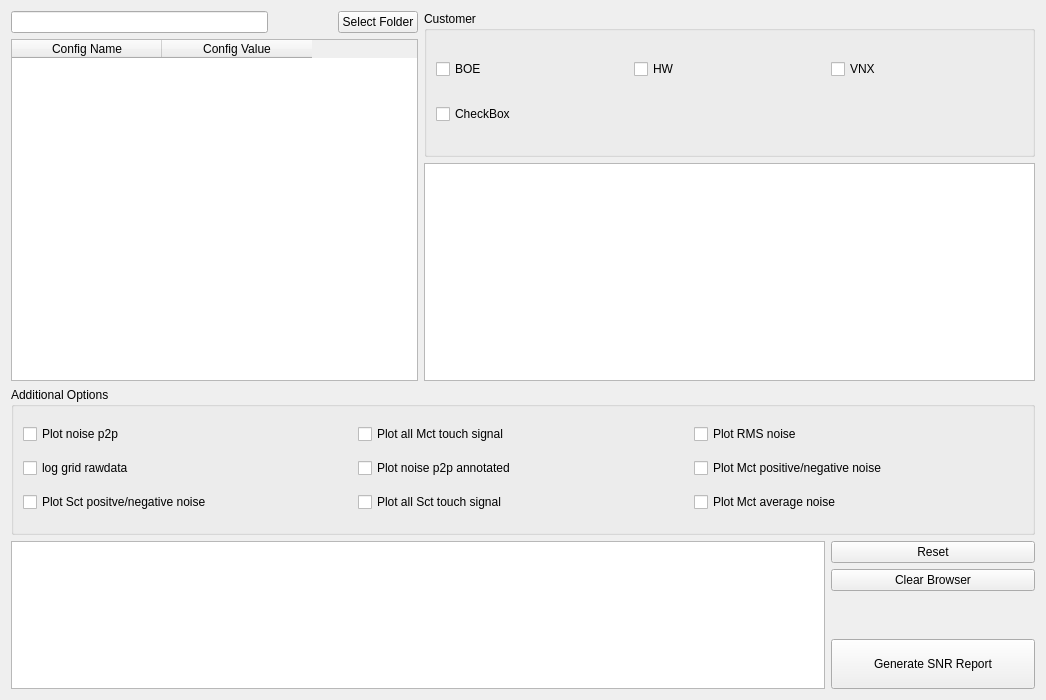
First picture: the form in General_snr_generator.ui, repository Malesilver/ETS_Data_Analyser, before the edit.
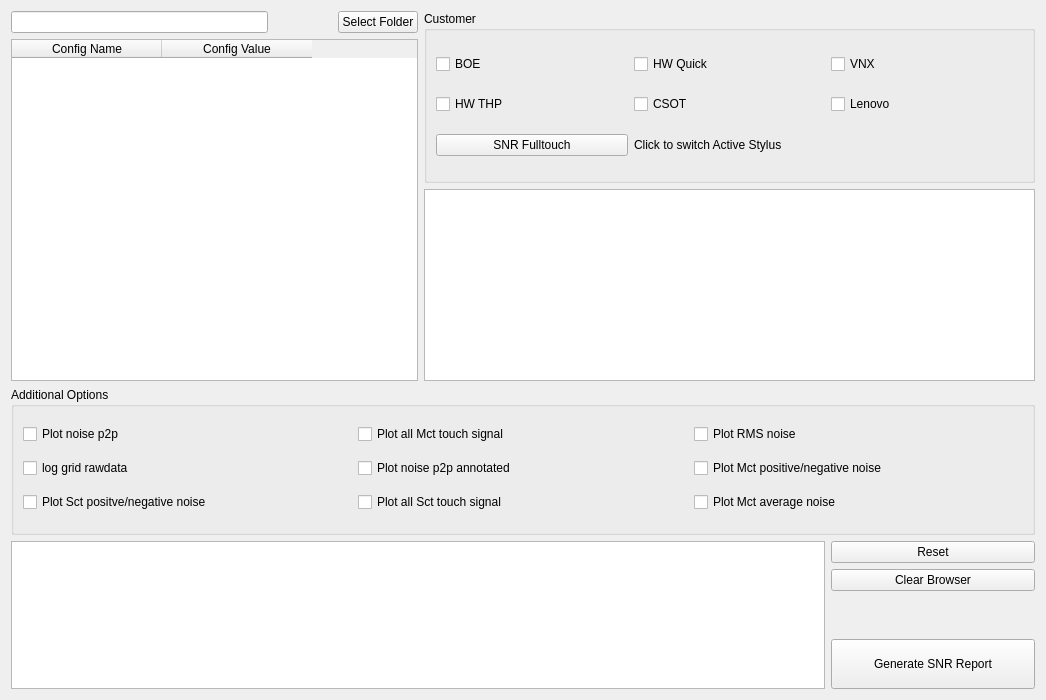
Second picture: the form after the edit.

Commit message: add new snr function for general pattern and methods

```diff
--- a/General_snr_generator.ui
+++ b/General_snr_generator.ui
@@ -65,17 +65,31 @@
       </layout>
      </item>
      <item>
-      <layout class="QVBoxLayout" name="verticalLayout_2" stretch="2,3">
+      <layout class="QVBoxLayout" name="verticalLayout_2" stretch="2,0">
        <item>
         <widget class="QGroupBox" name="CustomerBox">
          <property name="title">
           <string>Customer</string>
          </property>
          <layout class="QGridLayout" name="gridLayout">
-          <item row="0" column="1">
-           <widget class="QCheckBox" name="cBoxHW">
+          <item row="1" column="2">
+           <widget class="QCheckBox" name="cBoxLenovo">
             <property name="text">
-             <string>HW</string>
+             <string>Lenovo</string>
+            </property>
+           </widget>
+          </item>
+          <item row="1" column="1">
+           <widget class="QCheckBox" name="cBoxCSOT">
+            <property name="text">
+             <string>CSOT</string>
+            </property>
+           </widget>
+          </item>
+          <item row="1" column="0">
+           <widget class="QCheckBox" name="cBoxHW_thp">
+            <property name="text">
+             <string>HW THP</string>
             </property>
            </widget>
           </item>
@@ -86,6 +100,13 @@
             </property>
            </widget>
           </item>
+          <item row="0" column="1">
+           <widget class="QCheckBox" name="cBoxHW_quick">
+            <property name="text">
+             <string>HW Quick</string>
+            </property>
+           </widget>
+          </item>
           <item row="0" column="0">
            <widget class="QCheckBox" name="cBoxBOE">
             <property name="text">
@@ -93,10 +114,17 @@
             </property>
            </widget>
           </item>
-          <item row="1" column="0">
-           <widget class="QCheckBox" name="checkBox">
+          <item row="2" column="0">
+           <widget class="QPushButton" name="btnSwitch">
             <property name="text">
-             <string>CheckBox</string>
+             <string>SNR Fulltouch</string>
+            </property>
+           </widget>
+          </item>
+          <item row="2" column="1">
+           <widget class="QLabel" name="label">
+            <property name="text">
+             <string>Click to switch Active Stylus</string>
             </property>
            </widget>
           </item>
@@ -104,7 +132,7 @@
         </widget>
        </item>
        <item>
-        <widget class="QListView" name="listView"/>
+        <widget class="QListWidget" name="listPattern"/>
        </item>
       </layout>
      </item>
```
The commit also changes 18 other files.
